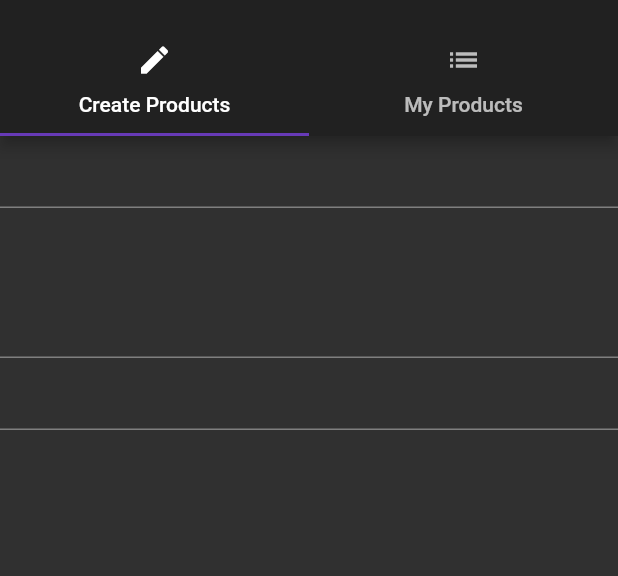
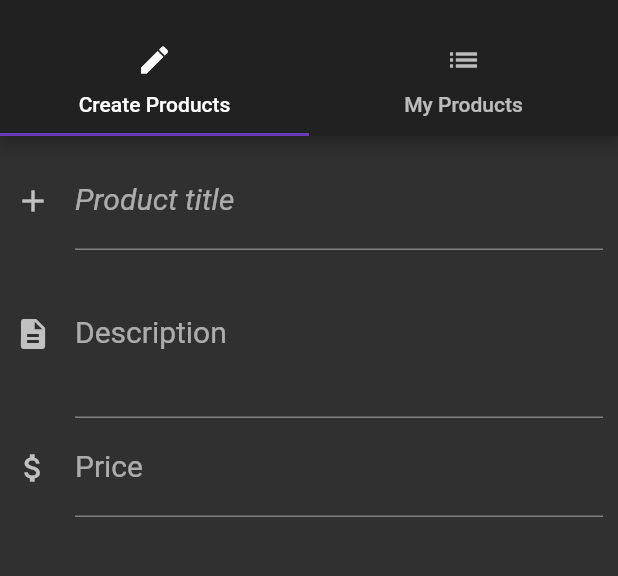
Before and after one commit to nima-abdpoor/Flutter-Project, a Flutter app: the ProductAdminPage screen opened by its route, on a phone screen of 412 x 824 dp, the part 59-635 px from its top. Run offline on Flutter 3.47's test engine with Material 2 defaults, Android fonts, the phone set to English and light mode, and no system bars.

Commit message:
styling Text fields.

```diff
--- a/lib/Pages/Product_Create.dart
+++ b/lib/Pages/Product_Create.dart
@@ -1,49 +1,78 @@
-
 import 'package:flutter/material.dart';
 
-class ProductPageCreate extends StatefulWidget{
+class ProductPageCreate extends StatefulWidget {
   @override
   State<StatefulWidget> createState() {
     return ProductCreatePage();
   }
+}
 
-}
-class ProductCreatePage extends State<ProductPageCreate>{
+class ProductCreatePage extends State<ProductPageCreate> {
   String value;
   String description;
   double price;
+
   @override
   Widget build(BuildContext context) {
-    return Column(
+    return Container(
+      margin: EdgeInsets.all(10.0),
+      child: Column(
         children: <Widget>[
           TextField(
+            style: TextStyle(
+                fontSize: 20,
+              fontStyle: FontStyle.italic
+            ),
+            decoration: InputDecoration(
+              icon: Icon(Icons.add),
+              labelText: 'Product title',
+            ),
             autofocus: false,
             autocorrect: true,
             maxLines: 1,
-          onChanged: (String value){
+            onChanged: (String value) {
               setState(() {
                 value = value;
               });
-          },),
+            },
+          ),
           TextField(
+            style: TextStyle(
+                fontStyle: FontStyle.normal,
+              fontSize: 20
+            ),
+            decoration: InputDecoration(
+              labelText: 'Description',
+              icon: Icon(Icons.description)
+            ),
             autofocus: false,
             autocorrect: true,
-          maxLines: 4,
-          onChanged: (String value){
+            maxLines: 3,
+            onChanged: (String value) {
               setState(() {
                 description = value;
               });
-        },),
+            },
+          ),
           TextField(
+            style: TextStyle(
+                fontSize: 20
+            ),
+            decoration: InputDecoration(
+              labelText: 'Price',
+                icon: Icon(Icons.attach_money)
+            ),
             autofocus: false,
             autocorrect: true,
             keyboardType: TextInputType.number,
-          onChanged: (String value){
+            onChanged: (String value) {
               setState(() {
                 price = value as double;
               });
-          },)
+            },
+          )
         ],
+      ),
     );
   }
 }
```
Lines whose indentation alone changed are shown as unchanged.
